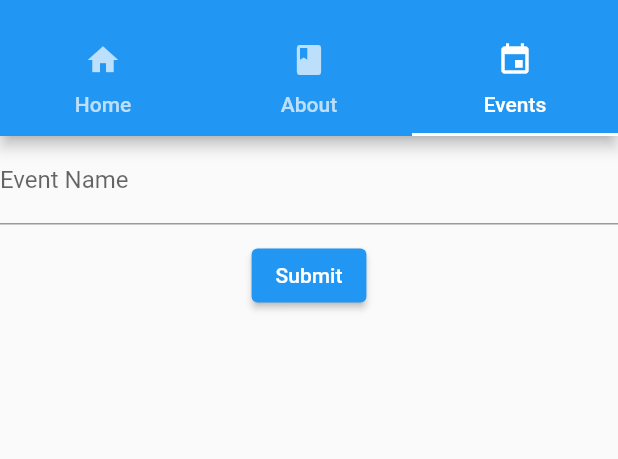
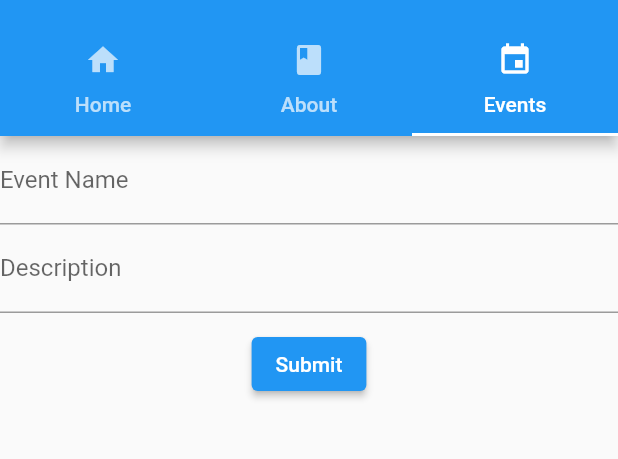
Before and after one commit to charliedalldorf/todo-flutter, a Flutter app: the screen it shows after launch, tab 3 chosen, after a tap on "Submit", on a phone screen of 412 x 824 dp, the part 59-518 px from its top. Run offline on Flutter 3.47's test engine with Material 2 defaults, Android fonts, the phone set to English and light mode, and no system bars; our stand-ins replace sqflite; accounts and stored records are empty.

Commit message:
SQLite Table Working and CRUD Functionality.

```diff
--- a/lib/models/events.dart
+++ b/lib/models/events.dart
@@ -1,6 +1,7 @@
 class Events {
   int id;
   String eventName;
+  String description;
 
-  Events(this.id, this.eventName);
+  Events(this.id, this.eventName, this.description);
 }
--- a/lib/screens/event.dart
+++ b/lib/screens/event.dart
@@ -4,6 +4,7 @@
 
 import 'package:flutter/material.dart';
 import 'package:todo/models/events.dart';
+import 'package:todo/services/sqlite.dart';
 
 // Demonstrates how to use autofill hints. The full list of hints is here:
 // https://github.com/flutter/engine/blob/master/lib/web_ui/lib/src/engine/text_editing/autofill_hint.dart
@@ -15,11 +16,9 @@ class Event extends StatefulWidget {
 }
 
 class _EventState extends State<Event> {
-  final Events _event = Events(0, '');
-  final List<Events> _events = [];
+  final Events _event = Events(0, '', '');
 
   final _formKey = GlobalKey<FormState>();
-
   @override
   Widget build(BuildContext context) {
     return Scaffold(
@@ -29,6 +28,10 @@ class _EventState extends State<Event> {
             TextFormField(
               decoration: const InputDecoration(labelText: 'Event Name'),
               onSaved: (val) => setState(() => _event.eventName = val!),
+            ),
+            TextFormField(
+              decoration: const InputDecoration(labelText: 'Description'),
+              onSaved: (val) => setState(() => _event.description = val!),
             ),
             Container(
                 margin: const EdgeInsets.all(10.0),
@@ -44,7 +47,7 @@ class _EventState extends State<Event> {
     var form = _formKey.currentState;
     if (form!.validate()) {
       form.save();
-      _events.add(Events(_events.length + 1, _event.eventName));
+      await SQLite.createEvent(_event.eventName, _event.description);
       form.reset();
     }
   }
--- a/lib/screens/home.dart
+++ b/lib/screens/home.dart
@@ -1,4 +1,5 @@
 import 'package:flutter/material.dart';
+import 'package:todo/services/sqlite.dart';
 
 class Home extends StatefulWidget {
   const Home({Key? key}) : super(key: key);
@@ -8,8 +9,58 @@ class Home extends StatefulWidget {
 }
 
 class _HomeState extends State<Home> {
+  List<Map<String, dynamic>> _events = [];
+  bool _isLoading = true;
+
+  void _getEvents() async {
+    final data = await SQLite.getItems();
+    setState(() {
+      _events = data;
+      _isLoading = false;
+    });
+  }
+
+  void _deleteEvent(int id) async {
+    await SQLite.deleteEvent(id);
+    ScaffoldMessenger.of(context).showSnackBar(
+        const SnackBar(content: Text('Successfully deleted an Event!')));
+    _getEvents();
+  }
+
+  @override
+  void initState() {
+    super.initState();
+    _getEvents();
+  }
+
   @override
   Widget build(BuildContext context) {
-    return const Scaffold(body: Center(child: Text("Home Page")));
+    return Scaffold(
+        body: _isLoading
+            ? const Center(
+                child: CircularProgressIndicator(),
+              )
+            : ListView.builder(
+                itemCount: _events.length,
+                itemBuilder: (context, index) => Card(
+                    color: Colors.cyan[200],
+                    margin: const EdgeInsets.all(15),
+                    child: ListTile(
+                      title: Text(_events[index]['id'].toString() +
+                          '. ' +
+                          _events[index]['name']),
+                      subtitle: Text(_events[index]['description']),
+                      trailing: SizedBox(
+                          width: 100,
+                          child: Row(
+                            children: [
+                              IconButton(
+                                icon: const Icon(Icons.delete),
+                                onPressed: () =>
+                                    _deleteEvent(_events[index]['id']),
+                              )
+                            ],
+                          )),
+                    ))));
   }
 }
--- /dev/null
+++ b/lib/services/sqlite.dart
@@ -0,0 +1,46 @@
+import 'package:flutter/foundation.dart';
+import 'package:sqflite/sqflite.dart' as sql;
+
+class SQLite {
+  static Future<void> createTable(sql.Database database) async {
+    await database.execute("""CREATE TABLE events(
+        id INTEGER PRIMARY KEY AUTOINCREMENT NOT NULL,
+        name TEXT,
+        description TEXT
+      )
+      """);
+  }
+
+  static Future<sql.Database> db() async {
+    return sql.openDatabase('antelopes', version: 1,
+        onCreate: (sql.Database database, int version) async {
+      await createTable(database);
+    });
+  }
+
+  // Get all Events
+  static Future<List<Map<String, dynamic>>> getItems() async {
+    final db = await SQLite.db();
+    return db.query('events', orderBy: 'id');
+  }
+
+  // Create new Event
+  static Future<int> createEvent(String name, String description) async {
+    final db = await SQLite.db();
+
+    final data = {'name': name, 'description': description};
+    final id = await db.insert('events', data,
+        conflictAlgorithm: sql.ConflictAlgorithm.replace);
+    return id;
+  }
+
+  // Delete an Event
+  static Future<void> deleteEvent(int id) async {
+    final db = await SQLite.db();
+    try {
+      await db.delete('events', where: 'id = ?', whereArgs: [id]);
+    } catch (err) {
+      debugPrint("Could not delete item: $err");
+    }
+  }
+}
```
